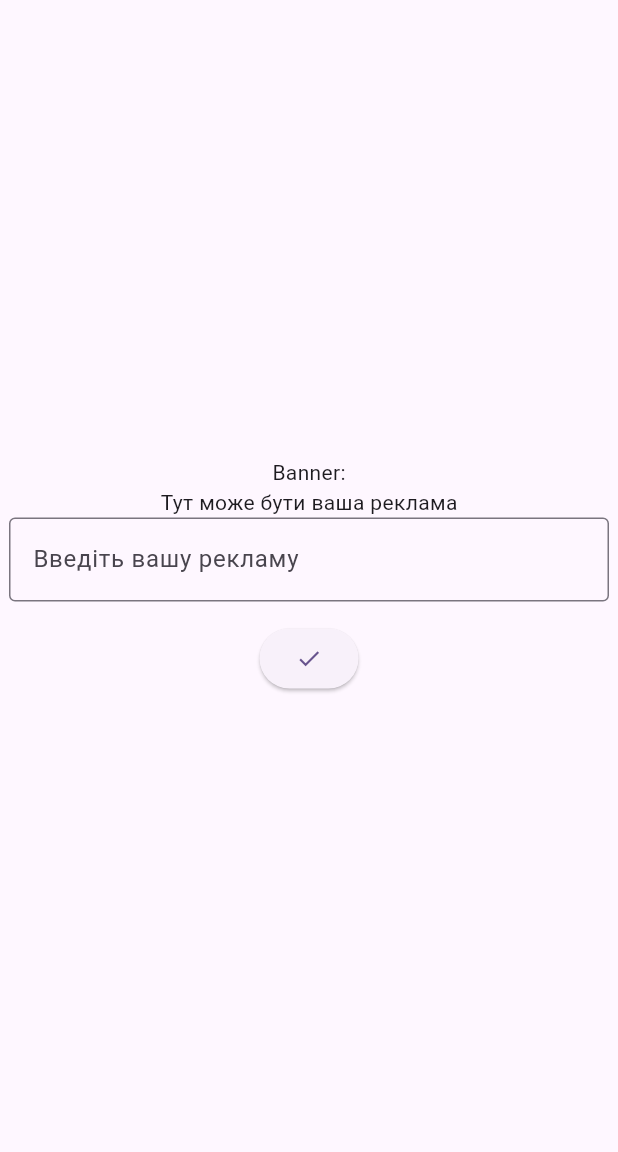
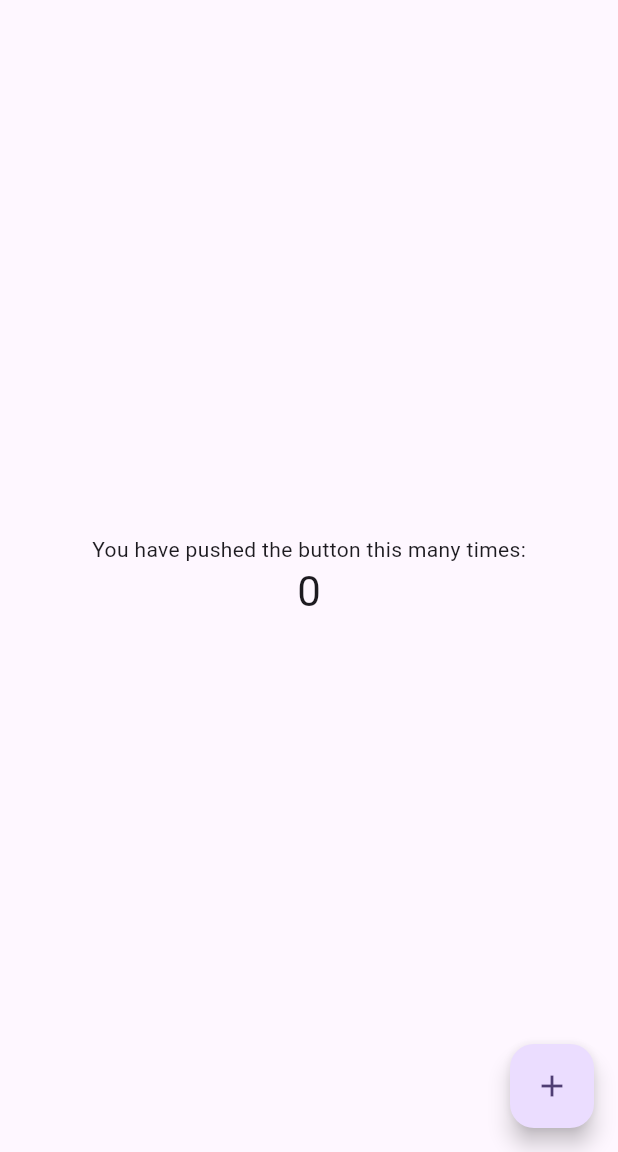
Before and after one commit to DmytroStarosta/flutter_application_1, a Flutter app: the screen it shows after launch, on a phone screen of 412 x 824 dp, the part 84-1236 px from its top. Run offline on Flutter 3.47's test engine with Material 3 defaults, Android fonts, the phone set to English and light mode, and no system bars.

Commit message:
Revert "For lab 1"

```diff
--- a/lib/main.dart
+++ b/lib/main.dart
@@ -7,11 +7,27 @@ void main() {
 class MyApp extends StatelessWidget {
   const MyApp({super.key});
 
+  // This widget is the root of your application.
   @override
   Widget build(BuildContext context) {
     return MaterialApp(
       title: 'Flutter Demo',
       theme: ThemeData(
+        // This is the theme of your application.
+        //
+        // TRY THIS: Try running your application with "flutter run". You'll see
+        // the application has a purple toolbar. Then, without quitting the app,
+        // try changing the seedColor in the colorScheme below to Colors.green
+        // and then invoke "hot reload" (save your changes or press the "hot
+        // reload" button in a Flutter-supported IDE, or press "r" if you used
+        // the command line to start the app).
+        //
+        // Notice that the counter didn't reset back to zero; the application
+        // state is not lost during the reload. To reset the state, use hot
+        // restart instead.
+        //
+        // This works for code too, not just values: Most code changes can be
+        // tested with just a hot reload.
         colorScheme: .fromSeed(seedColor: Colors.deepPurple),
       ),
       home: const MyHomePage(title: 'Flutter Demo Home Page'),
@@ -20,7 +36,16 @@ class MyApp extends StatelessWidget {
 }
 
 class MyHomePage extends StatefulWidget {
-  const MyHomePage({required this.title, super.key});
+  const MyHomePage({super.key, required this.title});
+
+  // This widget is the home page of your application. It is stateful, meaning
+  // that it has a State object (defined below) that contains fields that affect
+  // how it looks.
+
+  // This class is the configuration for the state. It holds the values (in this
+  // case the title) provided by the parent (in this case the App widget) and
+  // used by the build method of the State. Fields in a Widget subclass are
+  // always marked "final".
 
   final String title;
 
@@ -29,52 +54,68 @@ class MyHomePage extends StatefulWidget {
 }
 
 class _MyHomePageState extends State<MyHomePage> {
-  final TextEditingController controller = TextEditingController();
-  String text = 'Тут може бути ваша реклама';
-  String inputText = 'Тут може бути ваша реклама';
+  int _counter = 0;
 
-  void _changeText() {
+  void _incrementCounter() {
     setState(() {
-      text = inputText;
-      controller.clear();
+      // This call to setState tells the Flutter framework that something has
+      // changed in this State, which causes it to rerun the build method below
+      // so that the display can reflect the updated values. If we changed
+      // _counter without calling setState(), then the build method would not be
+      // called again, and so nothing would appear to happen.
+      _counter++;
     });
   }
 
   @override
   Widget build(BuildContext context) {
+    // This method is rerun every time setState is called, for instance as done
+    // by the _incrementCounter method above.
+    //
+    // The Flutter framework has been optimized to make rerunning build methods
+    // fast, so that you can just rebuild anything that needs updating rather
+    // than having to individually change instances of widgets.
     return Scaffold(
       appBar: AppBar(
+        // TRY THIS: Try changing the color here to a specific color (to
+        // Colors.amber, perhaps?) and trigger a hot reload to see the AppBar
+        // change color while the other colors stay the same.
         backgroundColor: Theme.of(context).colorScheme.inversePrimary,
+        // Here we take the value from the MyHomePage object that was created by
+        // the App.build method, and use it to set our appbar title.
         title: Text(widget.title),
       ),
       body: Center(
+        // Center is a layout widget. It takes a single child and positions it
+        // in the middle of the parent.
         child: Column(
+          // Column is also a layout widget. It takes a list of children and
+          // arranges them vertically. By default, it sizes itself to fit its
+          // children horizontally, and tries to be as tall as its parent.
+          //
+          // Column has various properties to control how it sizes itself and
+          // how it positions its children. Here we use mainAxisAlignment to
+          // center the children vertically; the main axis here is the vertical
+          // axis because Columns are vertical (the cross axis would be
+          // horizontal).
+          //
+          // TRY THIS: Invoke "debug painting" (choose the "Toggle Debug Paint"
+          // action in the IDE, or press "p" in the console), to see the
+          // wireframe for each widget.
           mainAxisAlignment: .center,
           children: [
-           const Text('Banner:'),
-           Text(text),
-           SizedBox(
-            width: 400,
-            height: 70,
-            child: TextField(
-              controller: controller,
-              onChanged: (value) {
-                setState(() {
-                  inputText = value;
-                });
-              },
-              decoration: const InputDecoration(
-                border: OutlineInputBorder(),
-                labelText: 'Введіть вашу рекламу'
-                ),
+            const Text('You have pushed the button this many times:'),
+            Text(
+              '$_counter',
+              style: Theme.of(context).textTheme.headlineMedium,
             ),
-           ),
-           ElevatedButton(
-            onPressed: _changeText,
-            child: const Icon(Icons.done)
-           )
           ],
         ),
+      ),
+      floatingActionButton: FloatingActionButton(
+        onPressed: _incrementCounter,
+        tooltip: 'Increment',
+        child: const Icon(Icons.add),
       ),
     );
   }
```
Also changed, not shown: .github/workflows/validation.yaml (deleted), 1 other file.
